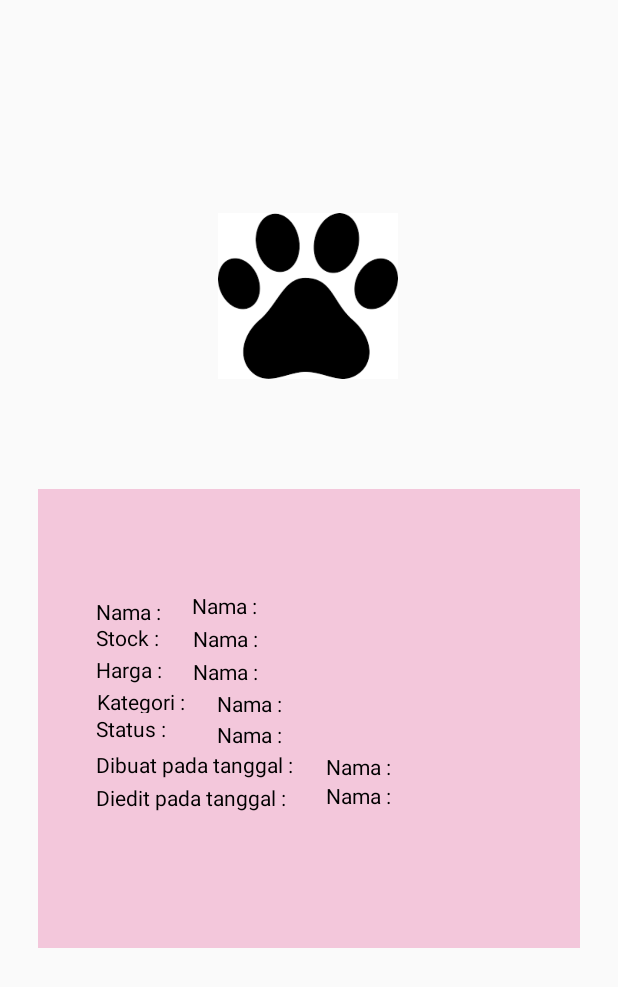
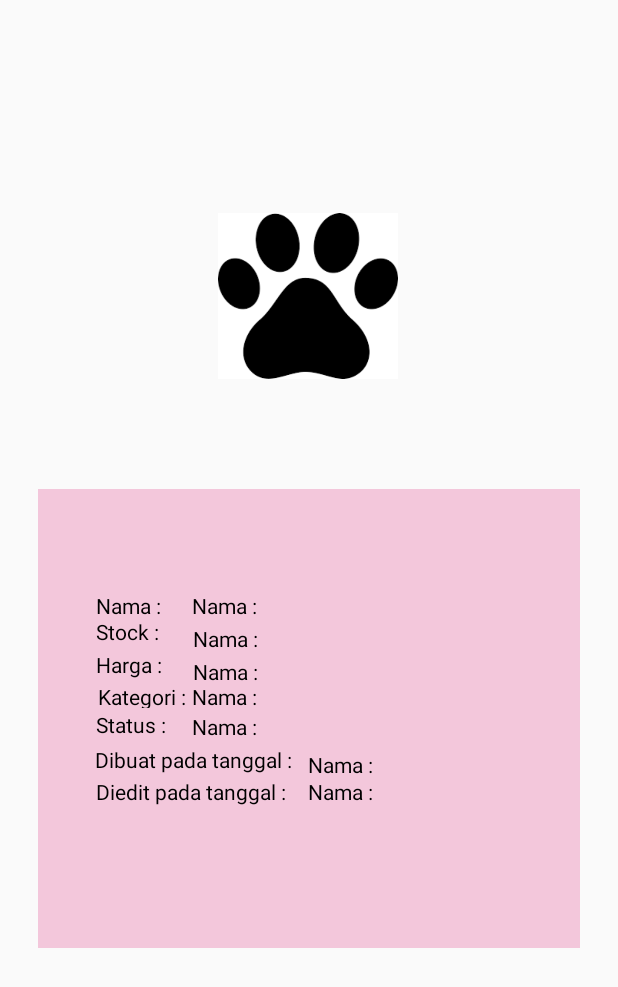
Before and after one commit to Renzvin/Kouvee_Andorid, an Android app: the layout activity_desc_produk.xml on its own in the app's theme, with its tools: preview values and no code run, on a phone screen of 412 x 824 dp. Shown: the top 987 px of the screen. Run offline under Robolectric (Android 15) with nearby library versions, the phone set to English and light mode, and no system bars; network calls fail.

Commit message:
Third Commit

```diff
--- a/app/src/main/res/layout/activity_desc_produk.xml
+++ b/app/src/main/res/layout/activity_desc_produk.xml
@@ -31,10 +31,10 @@
             android:textColorHint="#000000"
             app:layout_constraintBottom_toBottomOf="parent"
             app:layout_constraintEnd_toEndOf="parent"
-            app:layout_constraintHorizontal_bias="1.0"
+            app:layout_constraintHorizontal_bias="0.937"
             app:layout_constraintStart_toStartOf="parent"
             app:layout_constraintTop_toTopOf="parent"
-            app:layout_constraintVertical_bias="0.674" />
+            app:layout_constraintVertical_bias="0.664" />
 
         <TextView
             android:id="@+id/desc_p_created"
@@ -47,10 +47,10 @@
             android:textColorHint="#000000"
             app:layout_constraintBottom_toBottomOf="parent"
             app:layout_constraintEnd_toEndOf="parent"
-            app:layout_constraintHorizontal_bias="1.0"
+            app:layout_constraintHorizontal_bias="0.937"
             app:layout_constraintStart_toStartOf="parent"
             app:layout_constraintTop_toTopOf="parent"
-            app:layout_constraintVertical_bias="0.608" />
+            app:layout_constraintVertical_bias="0.604" />
 
         <TextView
             android:id="@+id/desc_p_status"
@@ -63,15 +63,15 @@
             android:textColorHint="#000000"
             app:layout_constraintBottom_toBottomOf="parent"
             app:layout_constraintEnd_toEndOf="parent"
-            app:layout_constraintHorizontal_bias="0.397"
+            app:layout_constraintHorizontal_bias="0.343"
             app:layout_constraintStart_toStartOf="parent"
             app:layout_constraintTop_toTopOf="parent"
-            app:layout_constraintVertical_bias="0.539" />
+            app:layout_constraintVertical_bias="0.52" />
 
         <TextView
             android:id="@+id/desc_p_kategori"
-            android:layout_width="61dp"
-            android:layout_height="20dp"
+            android:layout_width="85dp"
+            android:layout_height="19dp"
             android:ems="10"
             android:hint="Nama : "
             android:inputType="text"
@@ -79,10 +79,10 @@
             android:textColorHint="#000000"
             app:layout_constraintBottom_toBottomOf="parent"
             app:layout_constraintEnd_toEndOf="parent"
-            app:layout_constraintHorizontal_bias="0.397"
+            app:layout_constraintHorizontal_bias="0.373"
             app:layout_constraintStart_toStartOf="parent"
             app:layout_constraintTop_toTopOf="parent"
-            app:layout_constraintVertical_bias="0.467" />
+            app:layout_constraintVertical_bias="0.449" />
 
         <TextView
             android:id="@+id/desc_p_harga"
@@ -134,7 +134,7 @@
 
         <TextView
             android:id="@+id/Kategori"
-            android:layout_width="65dp"
+            android:layout_width="61dp"
             android:layout_height="17dp"
             android:ems="10"
             android:hint="Kategori : "
@@ -178,11 +178,11 @@
             app:layout_constraintHorizontal_bias="0.177"
             app:layout_constraintStart_toStartOf="parent"
             app:layout_constraintTop_toTopOf="parent"
-            app:layout_constraintVertical_bias="0.69" />
+            app:layout_constraintVertical_bias="0.676" />
 
         <TextView
             android:id="@+id/creared"
-            android:layout_width="141dp"
+            android:layout_width="146dp"
             android:layout_height="22dp"
             android:ems="10"
             android:hint="Dibuat pada tanggal : "
@@ -194,7 +194,7 @@
             app:layout_constraintHorizontal_bias="0.177"
             app:layout_constraintStart_toStartOf="parent"
             app:layout_constraintTop_toTopOf="parent"
-            app:layout_constraintVertical_bias="0.612" />
+            app:layout_constraintVertical_bias="0.602" />
 
         <TextView
             android:id="@+id/Stock"
@@ -226,7 +226,7 @@
             app:layout_constraintHorizontal_bias="0.125"
             app:layout_constraintStart_toStartOf="parent"
             app:layout_constraintTop_toTopOf="parent"
-            app:layout_constraintVertical_bias="0.25" />
+            app:layout_constraintVertical_bias="0.235" />
 
         <TextView
             android:id="@+id/Harga"
```
